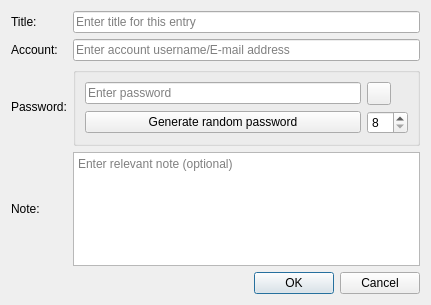
This is ui/passwordDialog.ui in yash-ahir/passman as Qt 5 draws it before an edit. The edited form follows.
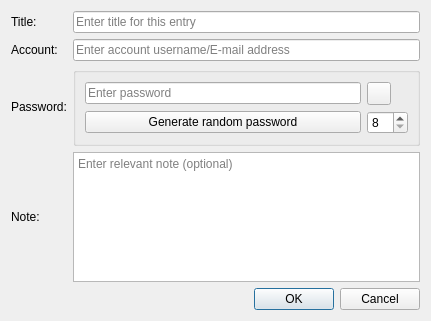
This is the edited form. Icons and pictures are not drawn.

Patch:
```diff
--- a/ui/passwordDialog.ui
+++ b/ui/passwordDialog.ui
@@ -7,7 +7,7 @@
     <x>0</x>
     <y>0</y>
     <width>431</width>
-    <height>305</height>
+    <height>321</height>
    </rect>
   </property>
   <property name="windowTitle">
```
Left out of the diff: 4 changed lines with no effect on the pictures.
